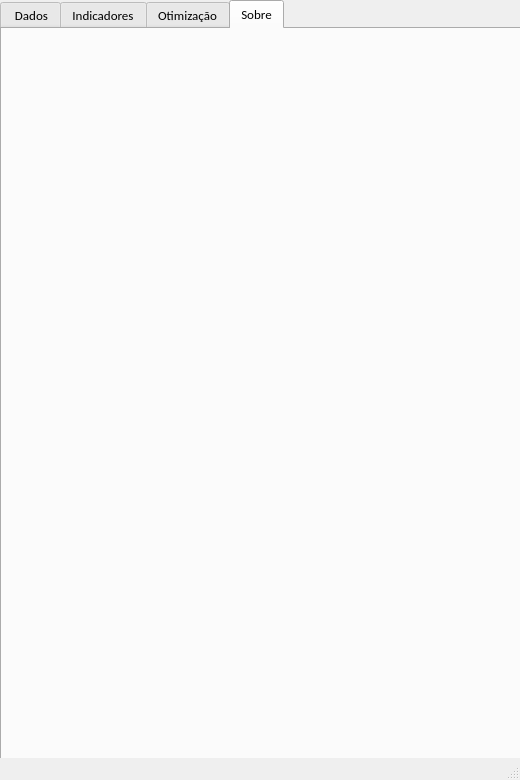
Above: app/app_gui.ui from LukeKort/OCM before the change. Below: the same form after it.
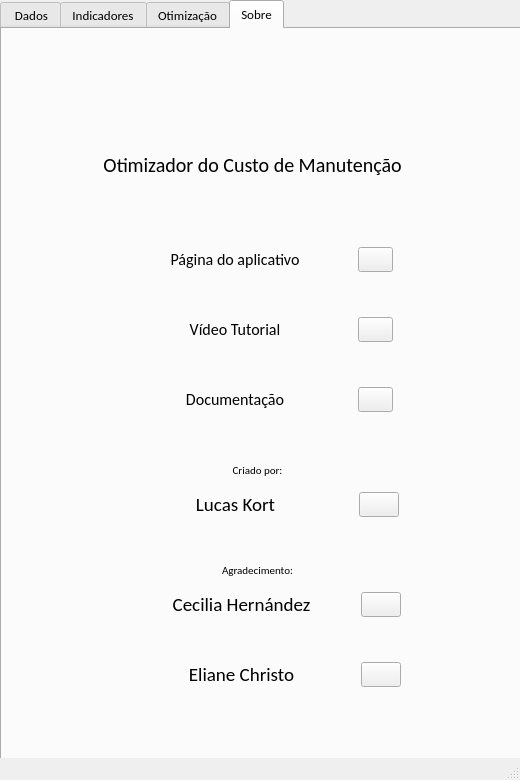
That is the form after the change. The open tabs and pages were chosen to show the change. Icons and pictures are not drawn.

The edit to the form file:
```diff
--- a/app/app_gui.ui
+++ b/app/app_gui.ui
@@ -2491,6 +2491,631 @@
         <attribute name="title">
          <string>Sobre</string>
         </attribute>
+        <widget class="QLabel" name="label_18">
+         <property name="geometry">
+          <rect>
+           <x>180</x>
+           <y>30</y>
+           <width>151</width>
+           <height>61</height>
+          </rect>
+         </property>
+         <property name="styleSheet">
+          <string notr="true">border-image: url(:/icons/icons/ocm_icon_wth.png);</string>
+         </property>
+         <property name="text">
+          <string/>
+         </property>
+        </widget>
+        <widget class="QLabel" name="label_19">
+         <property name="geometry">
+          <rect>
+           <x>-5</x>
+           <y>90</y>
+           <width>511</width>
+           <height>91</height>
+          </rect>
+         </property>
+         <property name="font">
+          <font>
+           <pointsize>15</pointsize>
+          </font>
+         </property>
+         <property name="text">
+          <string>Otimizador do Custo de Manutenção</string>
+         </property>
+         <property name="alignment">
+          <set>Qt::AlignCenter</set>
+         </property>
+        </widget>
+        <widget class="QLabel" name="label_20">
+         <property name="geometry">
+          <rect>
+           <x>0</x>
+           <y>420</y>
+           <width>511</width>
+           <height>41</height>
+          </rect>
+         </property>
+         <property name="font">
+          <font>
+           <pointsize>8</pointsize>
+          </font>
+         </property>
+         <property name="text">
+          <string>Criado por:</string>
+         </property>
+         <property name="alignment">
+          <set>Qt::AlignCenter</set>
+         </property>
+        </widget>
+        <widget class="QWidget" name="layoutWidget">
+         <property name="geometry">
+          <rect>
+           <x>-10</x>
+           <y>210</y>
+           <width>521</width>
+           <height>41</height>
+          </rect>
+         </property>
+         <layout class="QHBoxLayout" name="horizontalLayout_13">
+          <property name="spacing">
+           <number>0</number>
+          </property>
+          <item>
+           <spacer name="horizontalSpacer_4">
+            <property name="orientation">
+             <enum>Qt::Horizontal</enum>
+            </property>
+            <property name="sizeType">
+             <enum>QSizePolicy::Fixed</enum>
+            </property>
+            <property name="sizeHint" stdset="0">
+             <size>
+              <width>120</width>
+              <height>20</height>
+             </size>
+            </property>
+           </spacer>
+          </item>
+          <item>
+           <widget class="QLabel" name="label_29">
+            <property name="sizePolicy">
+             <sizepolicy hsizetype="Minimum" vsizetype="Fixed">
+              <horstretch>40</horstretch>
+              <verstretch>0</verstretch>
+             </sizepolicy>
+            </property>
+            <property name="minimumSize">
+             <size>
+              <width>0</width>
+              <height>0</height>
+             </size>
+            </property>
+            <property name="text">
+             <string>&lt;html&gt;&lt;head/&gt;&lt;body&gt;&lt;p&gt;&lt;span style=&quot; font-size:12pt;&quot;&gt;Página do aplicativo&lt;/span&gt;&lt;/p&gt;&lt;/body&gt;&lt;/html&gt;</string>
+            </property>
+            <property name="alignment">
+             <set>Qt::AlignCenter</set>
+            </property>
+           </widget>
+          </item>
+          <item>
+           <widget class="QPushButton" name="link_to_github">
+            <property name="sizePolicy">
+             <sizepolicy hsizetype="Minimum" vsizetype="Fixed">
+              <horstretch>3</horstretch>
+              <verstretch>8</verstretch>
+             </sizepolicy>
+            </property>
+            <property name="styleSheet">
+             <string notr="true">border-image: url(:/icons/icons/link_to_page.png);</string>
+            </property>
+            <property name="text">
+             <string/>
+            </property>
+           </widget>
+          </item>
+          <item>
+           <spacer name="horizontalSpacer_6">
+            <property name="orientation">
+             <enum>Qt::Horizontal</enum>
+            </property>
+            <property name="sizeType">
+             <enum>QSizePolicy::Fixed</enum>
+            </property>
+            <property name="sizeHint" stdset="0">
+             <size>
+              <width>120</width>
+              <height>20</height>
+             </size>
+            </property>
+           </spacer>
+          </item>
+         </layout>
+        </widget>
+        <widget class="QWidget" name="layoutWidget_2">
+         <property name="geometry">
+          <rect>
+           <x>-10</x>
+           <y>280</y>
+           <width>521</width>
+           <height>41</height>
+          </rect>
+         </property>
+         <layout class="QHBoxLayout" name="horizontalLayout_14">
+          <property name="spacing">
+           <number>0</number>
+          </property>
+          <item>
+           <spacer name="horizontalSpacer_19">
+            <property name="orientation">
+             <enum>Qt::Horizontal</enum>
+            </property>
+            <property name="sizeType">
+             <enum>QSizePolicy::Fixed</enum>
+            </property>
+            <property name="sizeHint" stdset="0">
+             <size>
+              <width>120</width>
+              <height>20</height>
+             </size>
+            </property>
+           </spacer>
+          </item>
+          <item>
+           <widget class="QLabel" name="label_30">
+            <property name="sizePolicy">
+             <sizepolicy hsizetype="Minimum" vsizetype="Fixed">
+              <horstretch>40</horstretch>
+              <verstretch>0</verstretch>
+             </sizepolicy>
+            </property>
+            <property name="minimumSize">
+             <size>
+              <width>0</width>
+              <height>0</height>
+             </size>
+            </property>
+            <property name="text">
+             <string>&lt;html&gt;&lt;head/&gt;&lt;body&gt;&lt;p&gt;&lt;span style=&quot; font-size:12pt;&quot;&gt;Vídeo Tutorial&lt;/span&gt;&lt;/p&gt;&lt;/body&gt;&lt;/html&gt;</string>
+            </property>
+            <property name="alignment">
+             <set>Qt::AlignCenter</set>
+            </property>
+           </widget>
+          </item>
+          <item>
+           <widget class="QPushButton" name="link_to_ajuda_yt">
+            <property name="sizePolicy">
+             <sizepolicy hsizetype="Minimum" vsizetype="Fixed">
+              <horstretch>3</horstretch>
+              <verstretch>8</verstretch>
+             </sizepolicy>
+            </property>
+            <property name="styleSheet">
+             <string notr="true">border-image: url(:/icons/icons/link_to_page.png);</string>
+            </property>
+            <property name="text">
+             <string/>
+            </property>
+           </widget>
+          </item>
+          <item>
+           <spacer name="horizontalSpacer_20">
+            <property name="orientation">
+             <enum>Qt::Horizontal</enum>
+            </property>
+            <property name="sizeType">
+             <enum>QSizePolicy::Fixed</enum>
+            </property>
+            <property name="sizeHint" stdset="0">
+             <size>
+              <width>120</width>
+              <height>20</height>
+             </size>
+            </property>
+           </spacer>
+          </item>
+         </layout>
+        </widget>
+        <widget class="QWidget" name="layoutWidget_3">
+         <property name="geometry">
+          <rect>
+           <x>-10</x>
+           <y>350</y>
+           <width>521</width>
+           <height>41</height>
+          </rect>
+         </property>
+         <layout class="QHBoxLayout" name="horizontalLayout_15">
+          <property name="spacing">
+           <number>0</number>
+          </property>
+          <item>
+           <spacer name="horizontalSpacer_21">
+            <property name="orientation">
+             <enum>Qt::Horizontal</enum>
+            </property>
+            <property name="sizeType">
+             <enum>QSizePolicy::Fixed</enum>
+            </property>
+            <property name="sizeHint" stdset="0">
+             <size>
+              <width>120</width>
+              <height>20</height>
+             </size>
+            </property>
+           </spacer>
+          </item>
+          <item>
+           <widget class="QLabel" name="label_31">
+            <property name="sizePolicy">
+             <sizepolicy hsizetype="Minimum" vsizetype="Fixed">
+              <horstretch>40</horstretch>
+              <verstretch>0</verstretch>
+             </sizepolicy>
+            </property>
+            <property name="minimumSize">
+             <size>
+              <width>0</width>
+              <height>0</height>
+             </size>
+            </property>
+            <property name="text">
+             <string>&lt;html&gt;&lt;head/&gt;&lt;body&gt;&lt;p&gt;&lt;span style=&quot; font-size:12pt;&quot;&gt;Documentação&lt;/span&gt;&lt;/p&gt;&lt;/body&gt;&lt;/html&gt;</string>
+            </property>
+            <property name="alignment">
+             <set>Qt::AlignCenter</set>
+            </property>
+           </widget>
+          </item>
+          <item>
+           <widget class="QPushButton" name="link_to_doc">
+            <property name="sizePolicy">
+             <sizepolicy hsizetype="Minimum" vsizetype="Fixed">
+              <horstretch>3</horstretch>
+              <verstretch>8</verstretch>
+             </sizepolicy>
+            </property>
+            <property name="styleSheet">
+             <string notr="true">border-image: url(:/icons/icons/link_to_page.png);</string>
+            </property>
+            <property name="text">
+             <string/>
+            </property>
+           </widget>
+          </item>
+          <item>
+           <spacer name="horizontalSpacer_22">
+            <property name="orientation">
+             <enum>Qt::Horizontal</enum>
+            </property>
+            <property name="sizeType">
+             <enum>QSizePolicy::Fixed</enum>
+            </property>
+            <property name="sizeHint" stdset="0">
+             <size>
+              <width>120</width>
+              <height>20</height>
+             </size>
+            </property>
+           </spacer>
+          </item>
+         </layout>
+        </widget>
+        <widget class="QWidget" name="layoutWidget_4">
+         <property name="geometry">
+          <rect>
+           <x>-10</x>
+           <y>440</y>
+           <width>531</width>
+           <height>71</height>
+          </rect>
+         </property>
+         <layout class="QHBoxLayout" name="horizontalLayout_16">
+          <property name="spacing">
+           <number>0</number>
+          </property>
+          <item>
+           <spacer name="horizontalSpacer_23">
+            <property name="orientation">
+             <enum>Qt::Horizontal</enum>
+            </property>
+            <property name="sizeType">
+             <enum>QSizePolicy::Fixed</enum>
+            </property>
+            <property name="sizeHint" stdset="0">
+             <size>
+              <width>120</width>
+              <height>20</height>
+             </size>
+            </property>
+           </spacer>
+          </item>
+          <item>
+           <widget class="QLabel" name="label_32">
+            <property name="sizePolicy">
+             <sizepolicy hsizetype="Minimum" vsizetype="Fixed">
+              <horstretch>40</horstretch>
+              <verstretch>0</verstretch>
+             </sizepolicy>
+            </property>
+            <property name="minimumSize">
+             <size>
+              <width>0</width>
+              <height>0</height>
+             </size>
+            </property>
+            <property name="maximumSize">
+             <size>
+              <width>239</width>
+              <height>16777215</height>
+             </size>
+            </property>
+            <property name="text">
+             <string>&lt;html&gt;&lt;head/&gt;&lt;body&gt;&lt;p&gt;&lt;span style=&quot; font-size:14pt;&quot;&gt;Lucas Kort&lt;/span&gt;&lt;/p&gt;&lt;/body&gt;&lt;/html&gt;</string>
+            </property>
+            <property name="alignment">
+             <set>Qt::AlignCenter</set>
+            </property>
+           </widget>
+          </item>
+          <item>
+           <widget class="QPushButton" name="link_kort">
+            <property name="sizePolicy">
+             <sizepolicy hsizetype="Minimum" vsizetype="Fixed">
+              <horstretch>3</horstretch>
+              <verstretch>8</verstretch>
+             </sizepolicy>
+            </property>
+            <property name="maximumSize">
+             <size>
+              <width>40</width>
+              <height>16777215</height>
+             </size>
+            </property>
+            <property name="styleSheet">
+             <string notr="true">border-image: url(:/icons/icons/link_to_page.png);</string>
+            </property>
+            <property name="text">
+             <string/>
+            </property>
+           </widget>
+          </item>
+          <item>
+           <spacer name="horizontalSpacer_24">
+            <property name="orientation">
+             <enum>Qt::Horizontal</enum>
+            </property>
+            <property name="sizeType">
+             <enum>QSizePolicy::Fixed</enum>
+            </property>
+            <property name="sizeHint" stdset="0">
+             <size>
+              <width>120</width>
+              <height>20</height>
+             </size>
+            </property>
+           </spacer>
+          </item>
+         </layout>
+        </widget>
+        <widget class="QWidget" name="layoutWidget_5">
+         <property name="geometry">
+          <rect>
+           <x>0</x>
+           <y>540</y>
+           <width>521</width>
+           <height>71</height>
+          </rect>
+         </property>
+         <layout class="QHBoxLayout" name="horizontalLayout_17">
+          <property name="spacing">
+           <number>0</number>
+          </property>
+          <item>
+           <spacer name="horizontalSpacer_25">
+            <property name="orientation">
+             <enum>Qt::Horizontal</enum>
+            </property>
+            <property name="sizeType">
+             <enum>QSizePolicy::Fixed</enum>
+            </property>
+            <property name="sizeHint" stdset="0">
+             <size>
+              <width>120</width>
+              <height>20</height>
+             </size>
+            </property>
+           </spacer>
+          </item>
+          <item>
+           <widget class="QLabel" name="label_33">
+            <property name="sizePolicy">
+             <sizepolicy hsizetype="Minimum" vsizetype="Fixed">
+              <horstretch>40</horstretch>
+              <verstretch>0</verstretch>
+             </sizepolicy>
+            </property>
+            <property name="minimumSize">
+             <size>
+              <width>0</width>
+              <height>0</height>
+             </size>
+            </property>
+            <property name="maximumSize">
+             <size>
+              <width>239</width>
+              <height>16777215</height>
+             </size>
+            </property>
+            <property name="text">
+             <string>&lt;html&gt;&lt;head/&gt;&lt;body&gt;&lt;p&gt;&lt;span style=&quot; font-size:14pt;&quot;&gt;Cecilia &lt;/span&gt;&lt;span style=&quot; font-family:'Calibri,sans-serif'; font-size:14pt;&quot;&gt;Hernández&lt;/span&gt;&lt;/p&gt;&lt;/body&gt;&lt;/html&gt;</string>
+            </property>
+            <property name="alignment">
+             <set>Qt::AlignCenter</set>
+            </property>
+           </widget>
+          </item>
+          <item>
+           <widget class="QPushButton" name="link_cecilia">
+            <property name="sizePolicy">
+             <sizepolicy hsizetype="Minimum" vsizetype="Fixed">
+              <horstretch>3</horstretch>
+              <verstretch>8</verstretch>
+             </sizepolicy>
+            </property>
+            <property name="maximumSize">
+             <size>
+              <width>40</width>
+              <height>16777215</height>
+             </size>
+            </property>
+            <property name="styleSheet">
+             <string notr="true">border-image: url(:/icons/icons/link_to_page.png);</string>
+            </property>
+            <property name="text">
+             <string/>
+            </property>
+           </widget>
+          </item>
+          <item>
+           <spacer name="horizontalSpacer_26">
+            <property name="orientation">
+             <enum>Qt::Horizontal</enum>
+            </property>
+            <property name="sizeType">
+             <enum>QSizePolicy::Fixed</enum>
+            </property>
+            <property name="sizeHint" stdset="0">
+             <size>
+              <width>120</width>
+              <height>20</height>
+             </size>
+            </property>
+           </spacer>
+          </item>
+         </layout>
+        </widget>
+        <widget class="QWidget" name="layoutWidget_6">
+         <property name="geometry">
+          <rect>
+           <x>0</x>
+           <y>610</y>
+           <width>521</width>
+           <height>71</height>
+          </rect>
+         </property>
+         <layout class="QHBoxLayout" name="horizontalLayout_23">
+          <property name="spacing">
+           <number>0</number>
+          </property>
+          <item>
+           <spacer name="horizontalSpacer_27">
+            <property name="orientation">
+             <enum>Qt::Horizontal</enum>
+            </property>
+            <property name="sizeType">
+             <enum>QSizePolicy::Fixed</enum>
+            </property>
+            <property name="sizeHint" stdset="0">
+             <size>
+              <width>120</width>
+              <height>20</height>
+             </size>
+            </property>
+           </spacer>
+          </item>
+          <item>
+           <widget class="QLabel" name="label_34">
+            <property name="sizePolicy">
+             <sizepolicy hsizetype="Minimum" vsizetype="Fixed">
+              <horstretch>40</horstretch>
+              <verstretch>0</verstretch>
+             </sizepolicy>
+            </property>
+            <property name="minimumSize">
+             <size>
+              <width>0</width>
+              <height>0</height>
+             </size>
+            </property>
+            <property name="maximumSize">
+             <size>
+              <width>239</width>
+              <height>16777215</height>
+             </size>
+            </property>
+            <property name="text">
+             <string>&lt;html&gt;&lt;head/&gt;&lt;body&gt;&lt;p&gt;&lt;span style=&quot; font-size:14pt;&quot;&gt;Eliane Christo&lt;/span&gt;&lt;/p&gt;&lt;/body&gt;&lt;/html&gt;</string>
+            </property>
+            <property name="alignment">
+             <set>Qt::AlignCenter</set>
+            </property>
+           </widget>
+          </item>
+          <item>
+           <widget class="QPushButton" name="link_eliane">
+            <property name="sizePolicy">
+             <sizepolicy hsizetype="Minimum" vsizetype="Fixed">
+              <horstretch>3</horstretch>
+              <verstretch>8</verstretch>
+             </sizepolicy>
+            </property>
+            <property name="maximumSize">
+             <size>
+              <width>40</width>
+              <height>16777215</height>
+             </size>
+            </property>
+            <property name="styleSheet">
+             <string notr="true">border-image: url(:/icons/icons/link_to_page.png);</string>
+            </property>
+            <property name="text">
+             <string/>
+            </property>
+           </widget>
+          </item>
+          <item>
+           <spacer name="horizontalSpacer_28">
+            <property name="orientation">
+             <enum>Qt::Horizontal</enum>
+            </property>
+            <property name="sizeType">
+             <enum>QSizePolicy::Fixed</enum>
+            </property>
+            <property name="sizeHint" stdset="0">
+             <size>
+              <width>120</width>
+              <height>20</height>
+             </size>
+            </property>
+           </spacer>
+          </item>
+         </layout>
+        </widget>
+        <widget class="QLabel" name="label_21">
+         <property name="geometry">
+          <rect>
+           <x>0</x>
+           <y>520</y>
+           <width>511</width>
+           <height>41</height>
+          </rect>
+         </property>
+         <property name="font">
+          <font>
+           <pointsize>8</pointsize>
+          </font>
+         </property>
+         <property name="text">
+          <string>Agradecimento:</string>
+         </property>
+         <property name="alignment">
+          <set>Qt::AlignCenter</set>
+         </property>
+        </widget>
        </widget>
       </widget>
      </item>
```
Left out of the diff: 10 changed lines with no effect on the pictures.
